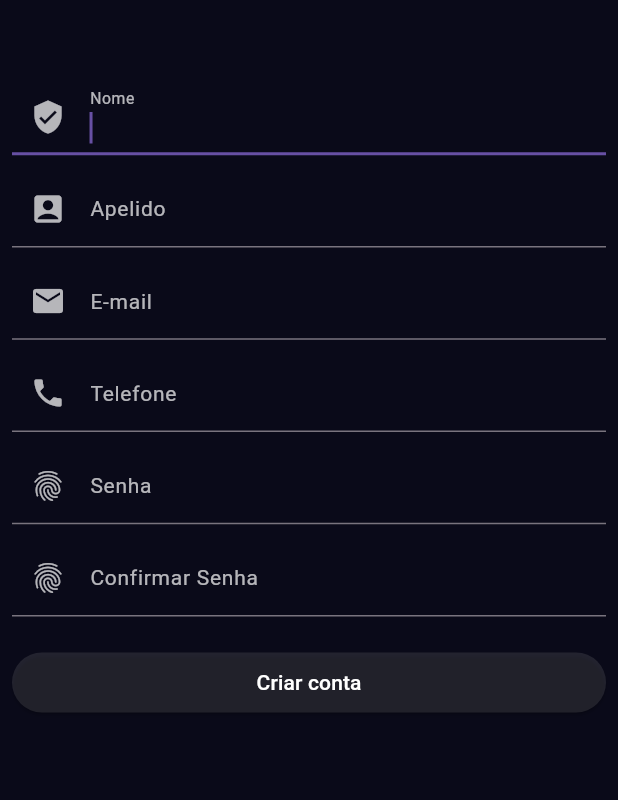
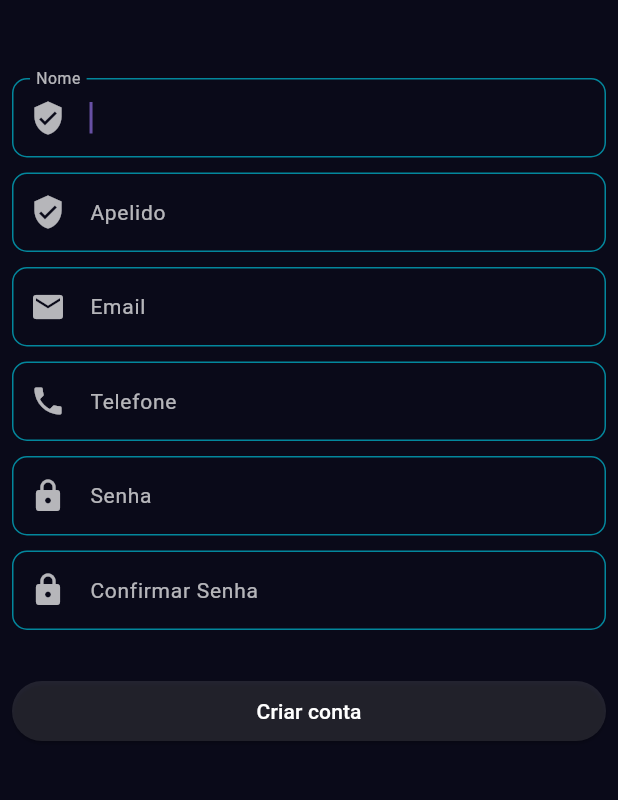
Before and after one commit to fuedgabriel/Animese, a Flutter app: the CreateUser screen opened directly, on a phone screen of 412 x 824 dp, the part 294-1094 px from its top. Run offline on Flutter 3.47's test engine with Material 3 defaults, Android fonts, the phone set to English and light mode, and no system bars; our stand-ins replace expandable_text, internet_connection_checker, share_plus, shared_preferences; missing offline and left inert: cast, dart:ffi, video_box; accounts and stored records are empty; network calls fail.

Commit message:
Full Screen save Change Color create account

```diff
--- a/lib/screens/authenticate/create_login.dart
+++ b/lib/screens/authenticate/create_login.dart
@@ -49,94 +49,19 @@ class CreateUser extends StatelessWidget {
                 child: Form(
                   child: Column(
                     children: [
-                      TextFormField(
-                        controller: nome_,
-                        style: const TextStyle(color: Colors.white, fontSize: 14),
-                        autofocus: true,
-                        decoration: const InputDecoration(
-                          label: Text('Nome'),
-                          prefixIcon: Icon(
-                            Icons.verified_user,
-                            color: Colors.white70,
-                          ),
-                          labelStyle: TextStyle(color: Colors.white70, fontSize: 14),
-                        ),
-                      ),
+                      InputWidget(controllerText: nome_, icon: Icons.verified_user, label: 'Nome'),
                       const SizedBox(height: 10),
-                      TextFormField(
-                        decoration: const InputDecoration(
-                          label: Text('Apelido'),
-                          prefixIcon: Icon(
-                            Icons.account_box,
-                            color: Colors.white70,
-                          ),
-                          labelStyle:
-                              TextStyle(color: Colors.white70, fontSize: 14),
-                        ),
-                        style: const TextStyle(color: Colors.white, fontSize: 14),
-                        controller: apelido_,
-                      ),
+                      InputWidget(controllerText: apelido_, icon: Icons.verified_user, label: 'Apelido'),
                       const SizedBox(height: 10),
-                      TextFormField(
-                        decoration: const InputDecoration(
-                          label: Text('E-mail'),
-                          prefixIcon: Icon(
-                            Icons.email,
-                            color: Colors.white70,
-                          ),
-                          labelStyle:
-                              TextStyle(color: Colors.white70, fontSize: 14),
-                        ),
-                        style: const TextStyle(color: Colors.white, fontSize: 14),
-                        controller: email_,
-                      ),
+                      InputWidget(controllerText: email_, icon: Icons.email, label: 'Email'),
                       const SizedBox(height: 10),
-                      TextFormField(
-                        decoration: const InputDecoration(
-                          labelText: 'Telefone',
-                          prefix: Text('+55 ', style: TextStyle(color: Colors.white, fontSize: 14)),
-                          hintText: '11 99999-9999',
-                          hintStyle: TextStyle(color: Colors.white70, fontSize: 14),
-                          prefixIcon: Icon(
-                            Icons.phone,
-                            color: Colors.white70,
-                          ),
-                          labelStyle:
-                              TextStyle(color: Colors.white70, fontSize: 14),
-                        ),
-                        style: const TextStyle(color: Colors.white, fontSize: 14),
-                        controller: telefone_,
-                      ),
+                      InputWidget(controllerText: telefone_, icon: Icons.phone, label: 'Telefone'),
                       const SizedBox(height: 10),
-                      TextFormField(
-                        obscureText: true,
-                        decoration: const InputDecoration(
-                          label: Text('Senha'),
-                          labelStyle: TextStyle(color: Colors.white70, fontSize: 14),
-                          prefixIcon: Icon(
-                            Icons.fingerprint,
-                            color: Colors.white70,
-                          ),
-                        ),
-                        style: const TextStyle(color: Colors.white, fontSize: 14),
-                        controller: senha_,
-                      ),
+                      InputWidget(controllerText: senha_, icon: Icons.lock, label: 'Senha'),
                       const SizedBox(height: 10),
-                      TextFormField(
-                        obscureText: true,
-                        decoration: const InputDecoration(
-                          label: Text('Confirmar Senha'),
-                          labelStyle:
-                              TextStyle(color: Colors.white70, fontSize: 14),
-                          prefixIcon: Icon(
-                            Icons.fingerprint,
-                            color: Colors.white70,
-                          ),
-                        ),
-                        style: const TextStyle(color: Colors.white, fontSize: 14),
-                        controller: senhaD_,
-                      ),
-                      const SizedBox(height: 20),
+                      InputWidget(controllerText: senhaD_, icon: Icons.lock, label: 'Confirmar Senha'),
+                      const SizedBox(height: 30),
+
                       // -- Form Submit Button
                       SizedBox(
                         width: double.infinity,
@@ -239,3 +164,40 @@ class CreateUser extends StatelessWidget {
     );
   }
 }
+
+class InputWidget extends StatelessWidget {
+  const InputWidget({
+    super.key,
+    required this.controllerText, required this.icon, required this.label,
+  });
+  final TextEditingController controllerText;
+  final IconData icon;
+  final String label;
+
+
+
+  @override
+  Widget build(BuildContext context) {
+    return TextFormField(
+      controller: controllerText,
+      style: const TextStyle(color: Colors.white, fontSize: 14),
+      autofocus: true,
+      decoration: InputDecoration(
+        label: Text(label),
+        enabledBorder: OutlineInputBorder(
+          borderSide: BorderSide(color: Colors.cyan.withOpacity(0.7),),
+          borderRadius: const BorderRadius.all(Radius.circular(10)),
+        ),
+        focusedBorder: OutlineInputBorder(
+          borderSide: BorderSide(color: Colors.cyan.withOpacity(0.7),),
+          borderRadius: const BorderRadius.all(Radius.circular(10)),
+        ),
+        prefixIcon: Icon(
+          icon,
+          color: Colors.white70,
+        ),
+        labelStyle: const TextStyle(color: Colors.white70, fontSize: 14),
+      ),
+    );
+  }
+}
--- a/lib/screens/catalog/catalog_screen.dart
+++ b/lib/screens/catalog/catalog_screen.dart
@@ -80,6 +80,7 @@ class _CatalogScreenState extends State<CatalogScreen> {
   }
 
   void getWeek(){
+    try {
       HomeRequest.getWeek().then((response) {
         if (response.statusCode == 200) {
           setState(() {
@@ -88,6 +89,9 @@ class _CatalogScreenState extends State<CatalogScreen> {
           });
         }
       });
+    } catch (e) {
+      week = weekJson();
+    }
   }
   int skip = 0;
 
--- a/lib/screens/settings/settings_screen.dart
+++ b/lib/screens/settings/settings_screen.dart
@@ -1,4 +1,5 @@
 import 'package:animese/screens/settings/update_profile_screen.dart';
+import 'package:animese/screens/splash_screen.dart';
 import 'package:flutter/material.dart';
 import 'package:flutter/services.dart';
 import 'package:shared_preferences/shared_preferences.dart';
@@ -250,14 +251,17 @@ class _BuildSwitchListTileState extends State<BuildSwitchListTile> {
         setState(() {
           widget.vOption = value;
         });
-        if(value){
-          SystemChrome.setEnabledSystemUIMode(SystemUiMode.immersiveSticky);
-        }else{
-          SystemChrome.setEnabledSystemUIMode(SystemUiMode.edgeToEdge);
-        }
+        // if(value){
+        //   SystemChrome.setEnabledSystemUIMode(SystemUiMode.immersiveSticky);
+        //
+        // }else{
+        //   SystemChrome.setEnabledSystemUIMode(SystemUiMode.edgeToEdge);
+        // }
         SharedPreferences prefs = await SharedPreferences.getInstance();
-        prefs.setBool('fullscreen', value);
-
+        prefs.setBool('fullscreen', value).then((value) => Navigator.pushReplacement(
+          context,
+          MaterialPageRoute(builder: (context) => const SplashScreen()),
+        ));
 
       },
     );
--- a/lib/screens/splash_screen.dart
+++ b/lib/screens/splash_screen.dart
@@ -23,7 +23,16 @@ class _SplashScreenState extends State<SplashScreen> with SingleTickerProviderSt
   @override
   void initState() {
     super.initState();
-    SystemChrome.setEnabledSystemUIMode(SystemUiMode.edgeToEdge);
+    // SystemChrome.setSystemUIOverlayStyle(const SystemUiOverlayStyle(
+    //   statusBarColor: Colors.transparent,
+    //   statusBarIconBrightness: Brightness.light,
+    //   systemNavigationBarColor: Colors.transparent,
+    //   systemNavigationBarIconBrightness: Brightness.light,
+    // ));
+    // Future.delayed(const Duration(seconds: 5), () {
+    //   loadHome();
+    // });
+    verificarFullScreen();
     HomeRequest.getHome().then((value) {
       if(value.statusCode == 200){
         List<SectionJson> section = json.decode(value.body)['sections'].map<SectionJson>((json) => SectionJson.fromJson(json)).toList();
@@ -63,6 +72,16 @@ class _SplashScreenState extends State<SplashScreen> with SingleTickerProviderSt
 
   }
 
+  void verificarFullScreen() async{
+    SharedPreferences prefs = await SharedPreferences.getInstance();
+    if(prefs.getBool('fullscreen') ?? false){
+      print('fullScreen');
+      SystemChrome.setEnabledSystemUIMode(SystemUiMode.immersiveSticky);
+    }else{
+      print('edgeToEdge');
+      SystemChrome.setEnabledSystemUIMode(SystemUiMode.edgeToEdge);
+    }
+  }
   verificarLogin() async {
     SharedPreferences prefs = await SharedPreferences.getInstance();
     if(prefs.containsKey('token')){
```
Lines whose indentation alone changed are shown as unchanged.
